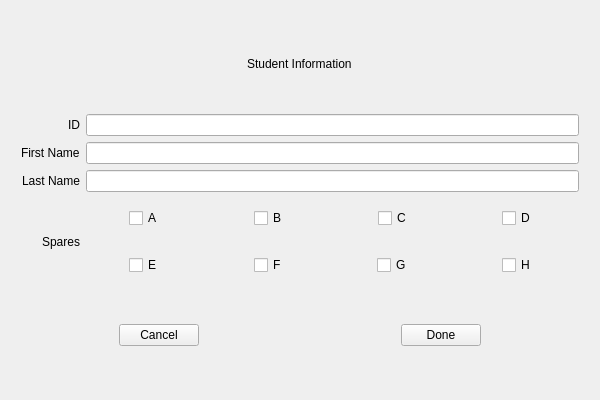
First picture: the form in studentwindow.ui, repository pstakoun/northern-spare-tracker, before the edit.
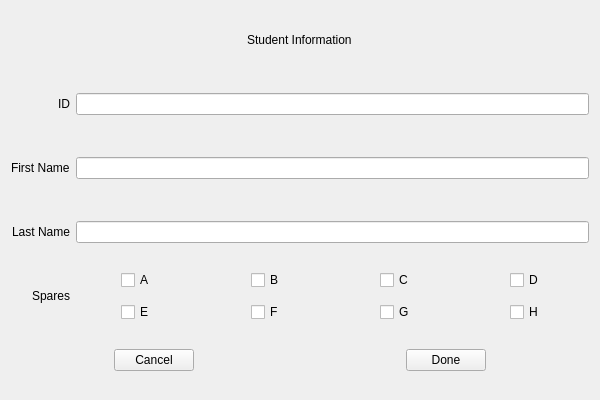
Second picture: the form after the edit.

Commit message: Make UI responsive

```diff
--- a/studentwindow.ui
+++ b/studentwindow.ui
@@ -14,15 +14,8 @@
    <string>StudentWindow</string>
   </property>
   <widget class="QWidget" name="centralWidget">
-   <widget class="QWidget" name="gridLayoutWidget">
-    <property name="geometry">
-     <rect>
-      <x>10</x>
-      <y>10</y>
-      <width>580</width>
-      <height>380</height>
-     </rect>
-    </property>
+   <layout class="QVBoxLayout" name="verticalLayout">
+    <item>
     <layout class="QGridLayout" name="gridLayout">
      <item row="4" column="0" alignment="Qt::AlignRight|Qt::AlignVCenter">
       <widget class="QLabel" name="sparesLabel">
@@ -31,7 +24,7 @@
        </property>
       </widget>
      </item>
-     <item row="2" column="1">
+      <item row="2" column="1" alignment="Qt::AlignVCenter">
       <widget class="QLineEdit" name="fname"/>
      </item>
      <item row="2" column="0" alignment="Qt::AlignRight|Qt::AlignVCenter">
@@ -41,7 +34,7 @@
        </property>
       </widget>
      </item>
-     <item row="3" column="1">
+      <item row="3" column="1" alignment="Qt::AlignVCenter">
       <widget class="QLineEdit" name="lname"/>
      </item>
      <item row="0" column="0" colspan="2" alignment="Qt::AlignHCenter|Qt::AlignVCenter">
@@ -125,7 +118,7 @@
        </property>
       </widget>
      </item>
-     <item row="1" column="1">
+      <item row="1" column="1" alignment="Qt::AlignVCenter">
       <widget class="QLineEdit" name="id"/>
      </item>
      <item row="5" column="0" colspan="2">
@@ -147,7 +140,8 @@
       </layout>
      </item>
     </layout>
-   </widget>
+    </item>
+   </layout>
   </widget>
  </widget>
  <layoutdefault spacing="6" margin="11"/>
```
Lines whose indentation alone changed are shown as unchanged. The commit also changes 3 other files.
